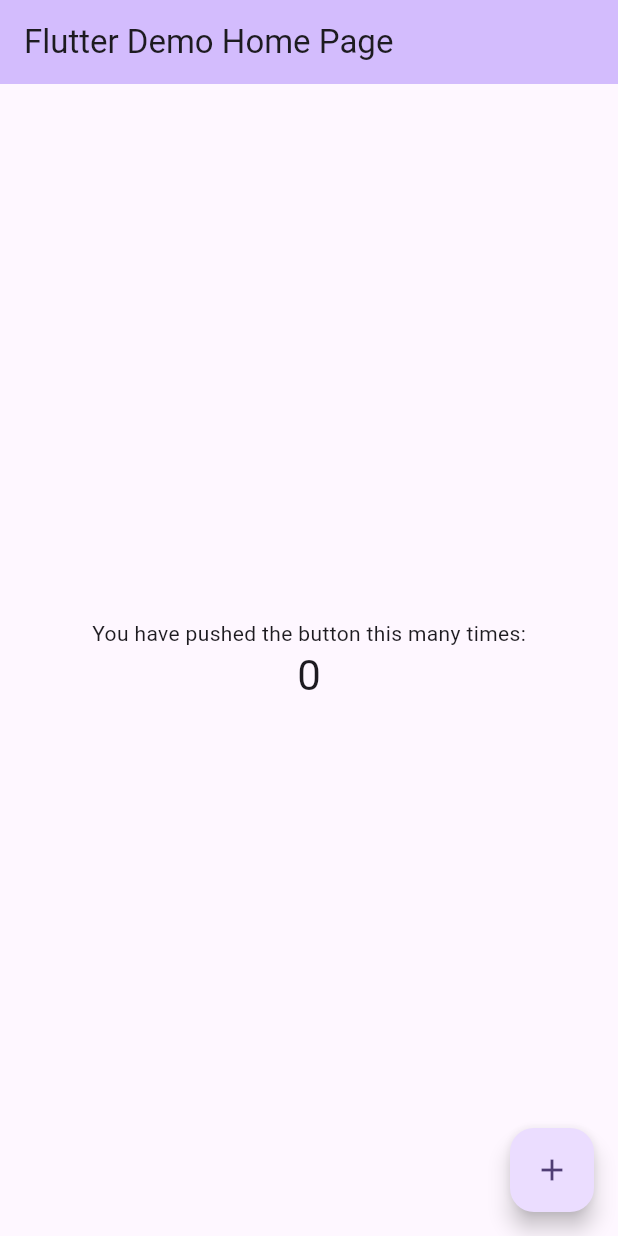
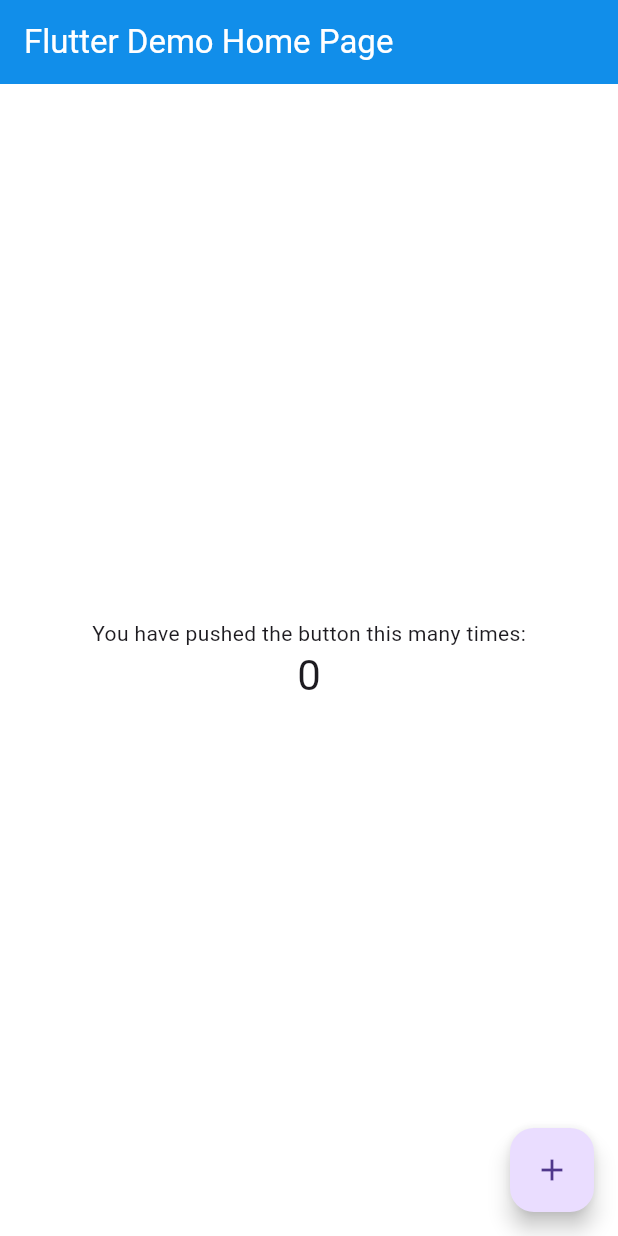
Before and after one commit to ochtavianedya/dana-app-ui-clone, a Flutter app: the screen it shows after launch, on a phone screen of 412 x 824 dp. Run offline on Flutter 3.47's test engine with Material 3 defaults, Android fonts, the phone set to English and light mode, and no system bars.

Commit message:
add theme config and dependencies

```diff
--- a/lib/main.dart
+++ b/lib/main.dart
@@ -1,3 +1,4 @@
+import 'package:dana_app_ui_clone/shared/theme/theme.dart';
 import 'package:flutter/material.dart';
 
 void main() {
@@ -7,30 +8,12 @@ void main() {
 class MyApp extends StatelessWidget {
   const MyApp({super.key});
 
-  // This widget is the root of your application.
   @override
   Widget build(BuildContext context) {
     return MaterialApp(
+      debugShowCheckedModeBanner: false,
       title: 'Flutter Demo',
-      theme: ThemeData(
-        // This is the theme of your application.
-        //
-        // TRY THIS: Try running your application with "flutter run". You'll see
-        // the application has a purple toolbar. Then, without quitting the app,
-        // try changing the seedColor in the colorScheme below to Colors.green
-        // and then invoke "hot reload" (save your changes or press the "hot
-        // reload" button in a Flutter-supported IDE, or press "r" if you used
-        // the command line to start the app).
-        //
-        // Notice that the counter didn't reset back to zero; the application
-        // state is not lost during the reload. To reset the state, use hot
-        // restart instead.
-        //
-        // This works for code too, not just values: Most code changes can be
-        // tested with just a hot reload.
-        colorScheme: ColorScheme.fromSeed(seedColor: Colors.deepPurple),
-        useMaterial3: true,
-      ),
+      theme: getDefaultTheme(),
       home: const MyHomePage(title: 'Flutter Demo Home Page'),
     );
   }
@@ -38,15 +21,6 @@ class MyApp extends StatelessWidget {
 
 class MyHomePage extends StatefulWidget {
   const MyHomePage({super.key, required this.title});
-
-  // This widget is the home page of your application. It is stateful, meaning
-  // that it has a State object (defined below) that contains fields that affect
-  // how it looks.
-
-  // This class is the configuration for the state. It holds the values (in this
-  // case the title) provided by the parent (in this case the App widget) and
-  // used by the build method of the State. Fields in a Widget subclass are
-  // always marked "final".
 
   final String title;
 
@@ -59,50 +33,18 @@ class _MyHomePageState extends State<MyHomePage> {
 
   void _incrementCounter() {
     setState(() {
-      // This call to setState tells the Flutter framework that something has
-      // changed in this State, which causes it to rerun the build method below
-      // so that the display can reflect the updated values. If we changed
-      // _counter without calling setState(), then the build method would not be
-      // called again, and so nothing would appear to happen.
       _counter++;
     });
   }
 
   @override
   Widget build(BuildContext context) {
-    // This method is rerun every time setState is called, for instance as done
-    // by the _incrementCounter method above.
-    //
-    // The Flutter framework has been optimized to make rerunning build methods
-    // fast, so that you can just rebuild anything that needs updating rather
-    // than having to individually change instances of widgets.
     return Scaffold(
       appBar: AppBar(
-        // TRY THIS: Try changing the color here to a specific color (to
-        // Colors.amber, perhaps?) and trigger a hot reload to see the AppBar
-        // change color while the other colors stay the same.
-        backgroundColor: Theme.of(context).colorScheme.inversePrimary,
-        // Here we take the value from the MyHomePage object that was created by
-        // the App.build method, and use it to set our appbar title.
         title: Text(widget.title),
       ),
       body: Center(
-        // Center is a layout widget. It takes a single child and positions it
-        // in the middle of the parent.
         child: Column(
-          // Column is also a layout widget. It takes a list of children and
-          // arranges them vertically. By default, it sizes itself to fit its
-          // children horizontally, and tries to be as tall as its parent.
-          //
-          // Column has various properties to control how it sizes itself and
-          // how it positions its children. Here we use mainAxisAlignment to
-          // center the children vertically; the main axis here is the vertical
-          // axis because Columns are vertical (the cross axis would be
-          // horizontal).
-          //
-          // TRY THIS: Invoke "debug painting" (choose the "Toggle Debug Paint"
-          // action in the IDE, or press "p" in the console), to see the
-          // wireframe for each widget.
           mainAxisAlignment: MainAxisAlignment.center,
           children: <Widget>[
             const Text(
@@ -119,7 +61,7 @@ class _MyHomePageState extends State<MyHomePage> {
         onPressed: _incrementCounter,
         tooltip: 'Increment',
         child: const Icon(Icons.add),
-      ), // This trailing comma makes auto-formatting nicer for build methods.
+      ),
     );
   }
 }
--- /dev/null
+++ b/lib/shared/theme/theme.dart
@@ -0,0 +1,18 @@
+import 'package:dana_app_ui_clone/shared/theme/theme_constant.dart';
+import 'package:flutter/material.dart';
+
+ThemeData getDefaultTheme() {
+  return ThemeData(
+    appBarTheme: const AppBarTheme(
+      backgroundColor: primaryColor,
+      foregroundColor: Colors.white,
+    ),
+    bottomNavigationBarTheme: const BottomNavigationBarThemeData(
+      selectedItemColor: Colors.white,
+    ),
+    iconTheme: const IconThemeData(
+      color: Colors.white,
+    ),
+    scaffoldBackgroundColor: Colors.white,
+  );
+}
--- /dev/null
+++ b/lib/shared/theme/theme_constant.dart
@@ -0,0 +1,3 @@
+import 'package:flutter/material.dart';
+
+const primaryColor = Color(0xff118eea);
```
Also changed, not shown: pubspec.yaml (+44 -55 lines), pubspec.lock.
